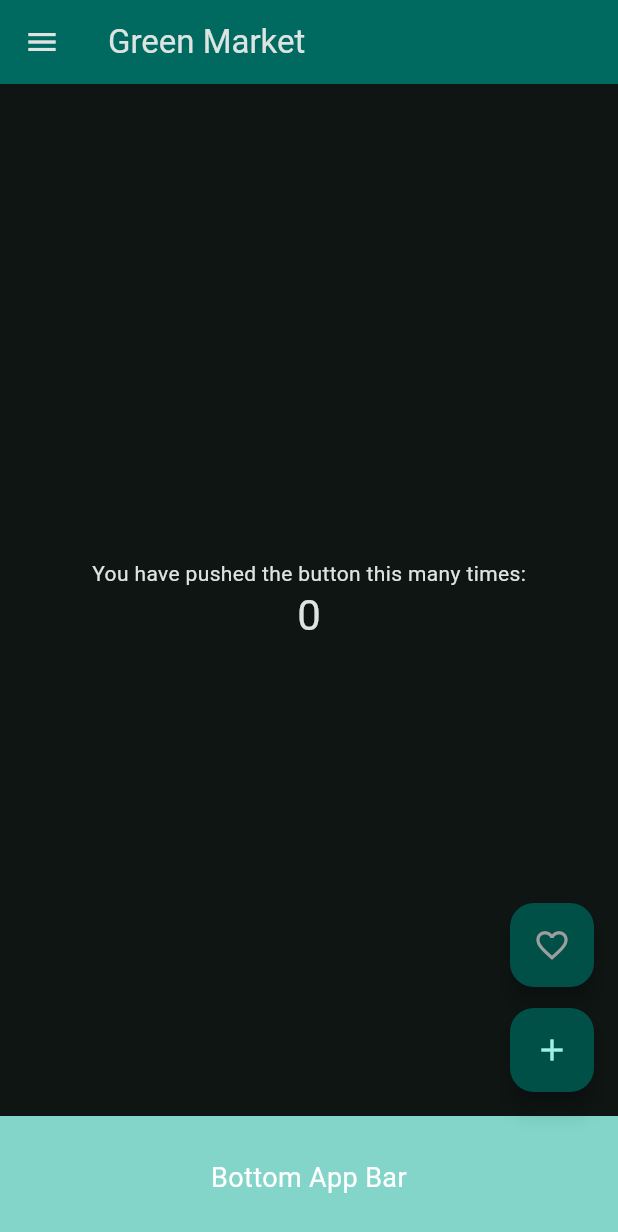
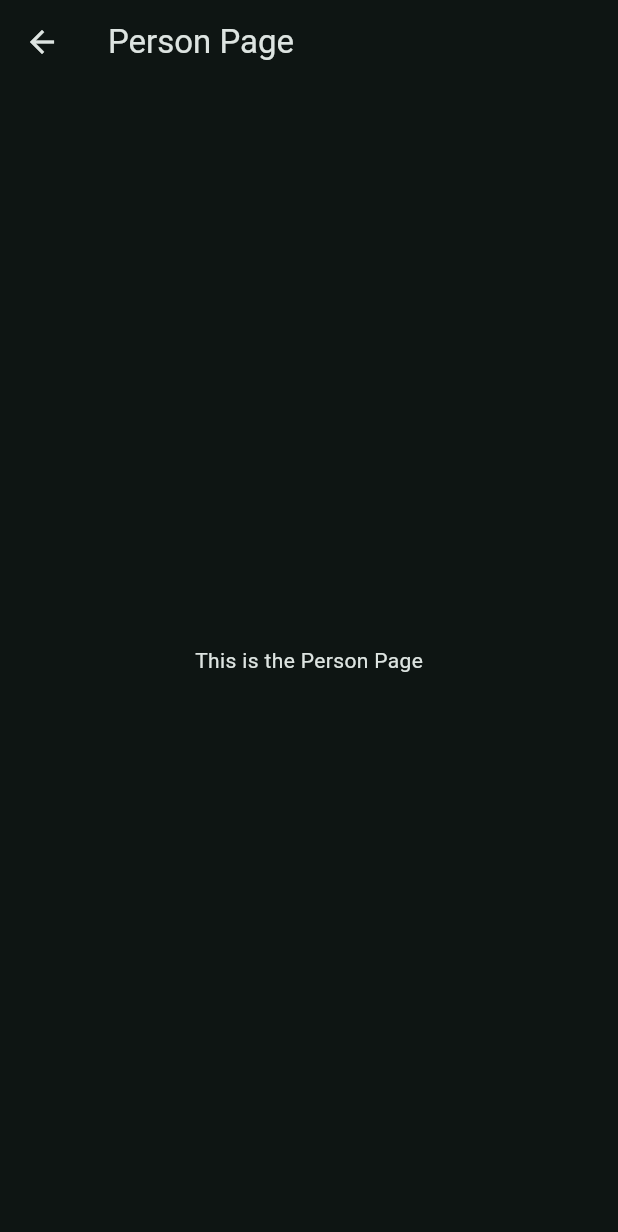
Before and after one commit to lswteen/flutter_application_demo, a Flutter app: the screen it shows after launch, in the side drawer, after a tap on "Person", on a phone screen of 412 x 824 dp. Shown: the top 1232 px of the screen. Run offline on Flutter 3.47's test engine with Material 3 defaults, Android fonts, the phone set to English and light mode, and no system bars.

Commit message:
modify : market

```diff
--- a/lib/main.dart
+++ b/lib/main.dart
@@ -21,6 +21,9 @@ class MyApp extends StatelessWidget {
         useMaterial3: true,
       ),
       home: const MyHomePage(title: 'Green Market'),
+      routes: {
+        '/person': (context) => const PersonPage(), // PersonPage 라우트 설정
+      },
     );
   }
 }
@@ -113,7 +116,10 @@ class _MyHomePageState extends State<MyHomePage> with SingleTickerProviderStateM
               title: const Text('Person'),
               onTap: () {
                 Navigator.pop(context); // Close the drawer
-                // Implement navigation to Person page
+                WidgetsBinding.instance.addPostFrameCallback((_) {
+                  Navigator.pushNamed(context, '/person');
+                });
+                //Navigator.pop(context);
               },
             ),
             ListTile(
@@ -212,3 +218,19 @@ class _MyHomePageState extends State<MyHomePage> with SingleTickerProviderStateM
     );
   }
 }
+
+class PersonPage extends StatelessWidget {
+  const PersonPage({super.key});
+
+  @override
+  Widget build(BuildContext context) {
+    return Scaffold(
+      appBar: AppBar(
+        title: const Text('Person Page'),
+      ),
+      body: Center(
+        child: const Text('This is the Person Page'),
+      ),
+    );
+  }
+}
```
